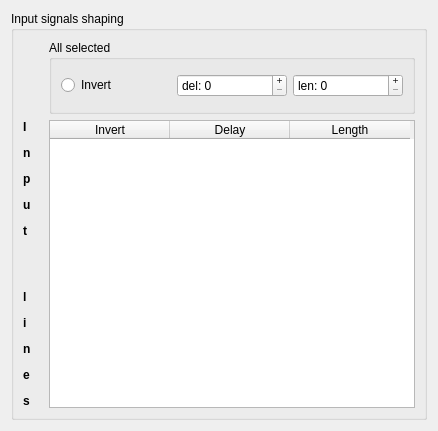
gsi-ee/dabc, file plugins/dofi/gui/qt/dofi/DofiInputsWidget.ui: the form before one commit.
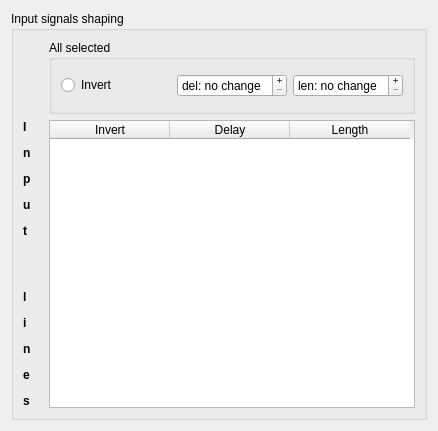
The form after the commit.

Commit message: dofi: change format of saved config file to match rdofiserver expected format default text for zero value in shaping spinboxes

```diff
--- a/plugins/dofi/gui/qt/dofi/DofiInputsWidget.ui
+++ b/plugins/dofi/gui/qt/dofi/DofiInputsWidget.ui
@@ -61,7 +61,7 @@
             <enum>QAbstractSpinBox::PlusMinus</enum>
            </property>
            <property name="specialValueText">
-            <string/>
+            <string>del: no change</string>
            </property>
            <property name="accelerated">
             <bool>true</bool>
@@ -86,7 +86,7 @@
             <enum>QAbstractSpinBox::PlusMinus</enum>
            </property>
            <property name="specialValueText">
-            <string/>
+            <string>len: no change</string>
            </property>
            <property name="accelerated">
             <bool>true</bool>
```
The commit also changes 2 other files.
